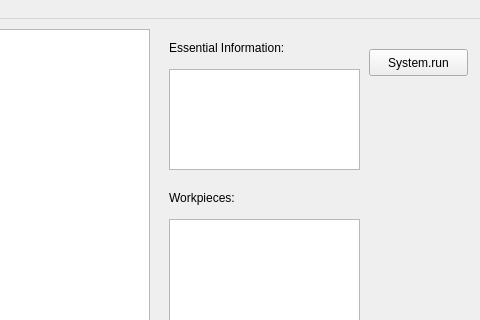
songjin321/QEstimator, file ui/MainWindow.ui: the form before one commit; both pictures show x 431 to 911 and y 0 to 320 of the 911 by 523 pixel window.
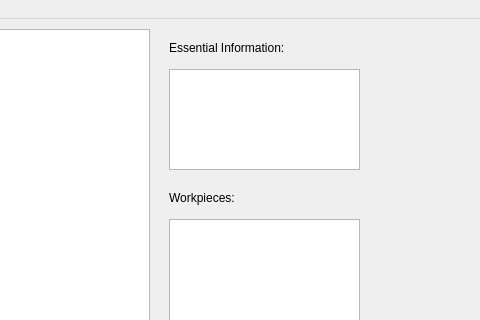
The form after the commit.

The edit to the form file:
```diff
--- a/ui/MainWindow.ui
+++ b/ui/MainWindow.ui
@@ -70,19 +70,6 @@
      </rect>
     </property>
    </widget>
-   <widget class="QPushButton" name="btnSysRun">
-    <property name="geometry">
-     <rect>
-      <x>800</x>
-      <y>30</y>
-      <width>99</width>
-      <height>27</height>
-     </rect>
-    </property>
-    <property name="text">
-     <string>System.run</string>
-    </property>
-   </widget>
   </widget>
   <widget class="QMenuBar" name="menubar">
    <property name="geometry">
```
Left out of the diff: 26 changed lines with no effect on the pictures.
